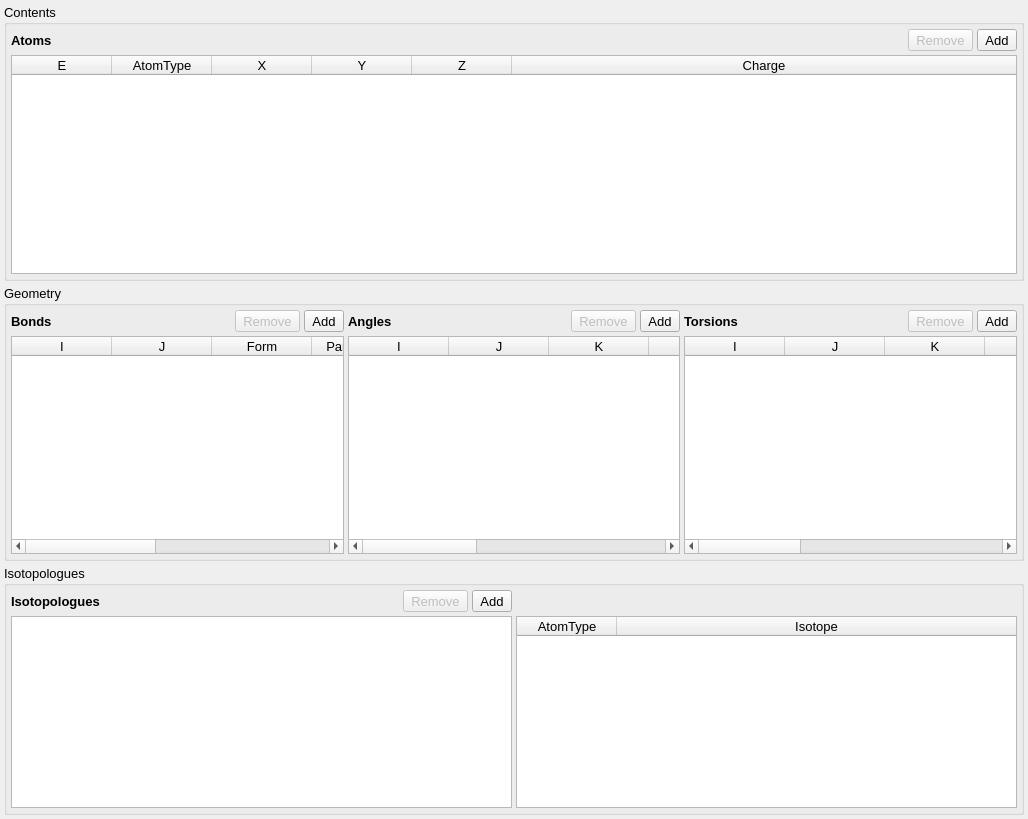
disorderedmaterials/dissolve, file src/gui/speciestab.ui: the form before one commit.
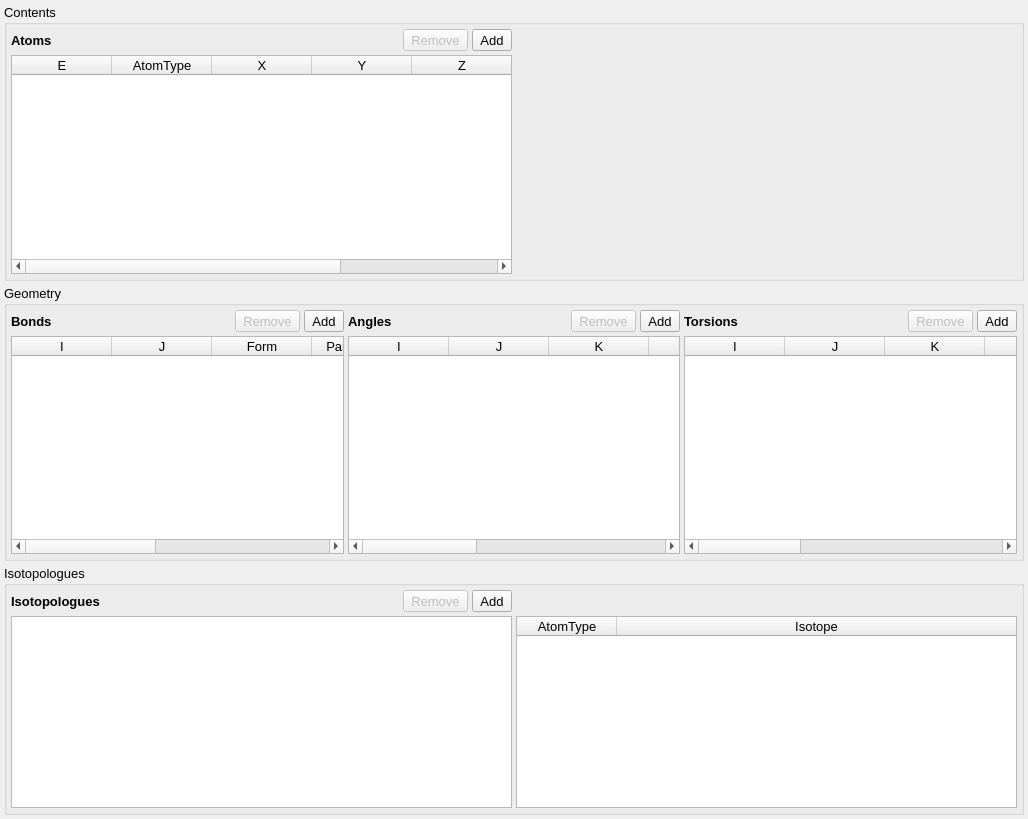
The form after the commit. Icons and pictures are not drawn. Custom widgets are drawn as their Qt base class.

Commit message: Add SpeciesViewer widget to SpeciesTab.

```diff
--- a/src/gui/speciestab.ui
+++ b/src/gui/speciestab.ui
@@ -161,6 +161,12 @@
           </item>
           <item>
            <widget class="QTableWidget" name="AtomTable">
+            <property name="sizePolicy">
+             <sizepolicy hsizetype="Expanding" vsizetype="Expanding">
+              <horstretch>0</horstretch>
+              <verstretch>1</verstretch>
+             </sizepolicy>
+            </property>
             <property name="showDropIndicator" stdset="0">
              <bool>false</bool>
             </property>
@@ -222,6 +228,16 @@
           </item>
          </layout>
         </item>
+        <item>
+         <widget class="SpeciesViewer" name="ViewerWidget" native="true">
+          <property name="sizePolicy">
+           <sizepolicy hsizetype="Expanding" vsizetype="Preferred">
+            <horstretch>0</horstretch>
+            <verstretch>2</verstretch>
+           </sizepolicy>
+          </property>
+         </widget>
+        </item>
        </layout>
       </widget>
      </item>
@@ -950,6 +966,14 @@
    </item>
   </layout>
  </widget>
+ <customwidgets>
+  <customwidget>
+   <class>SpeciesViewer</class>
+   <extends>QWidget</extends>
+   <header>gui/viewer/speciesviewer.hui</header>
+   <container>1</container>
+  </customwidget>
+ </customwidgets>
  <resources>
   <include location="main.qrc"/>
  </resources>
```
